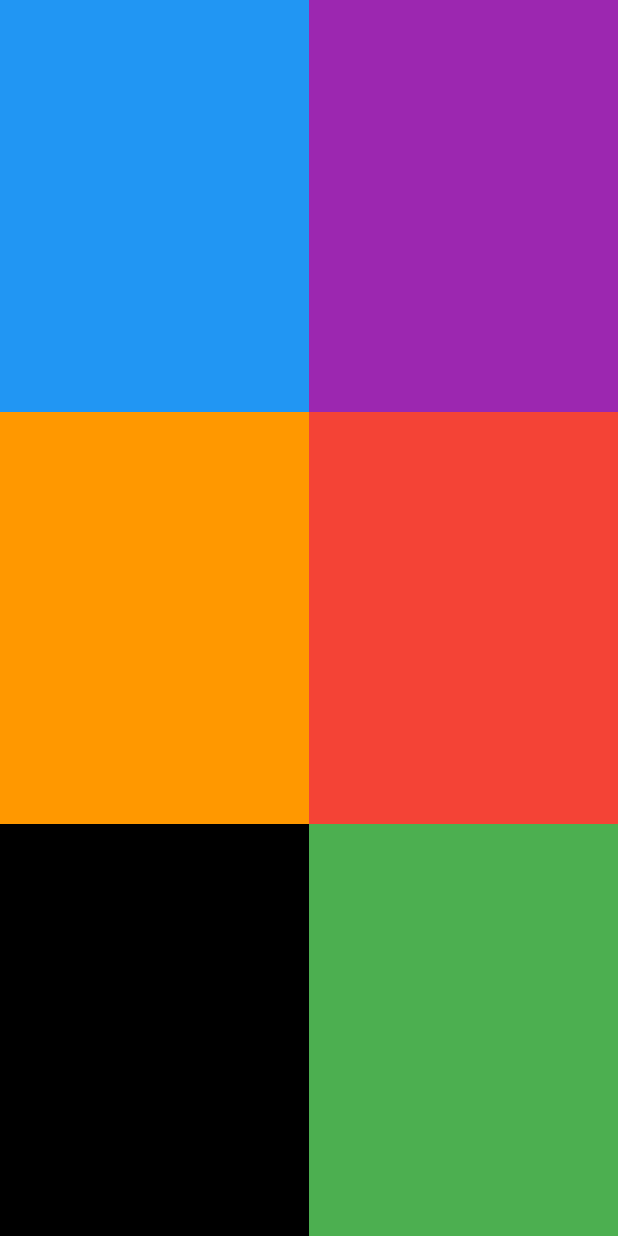
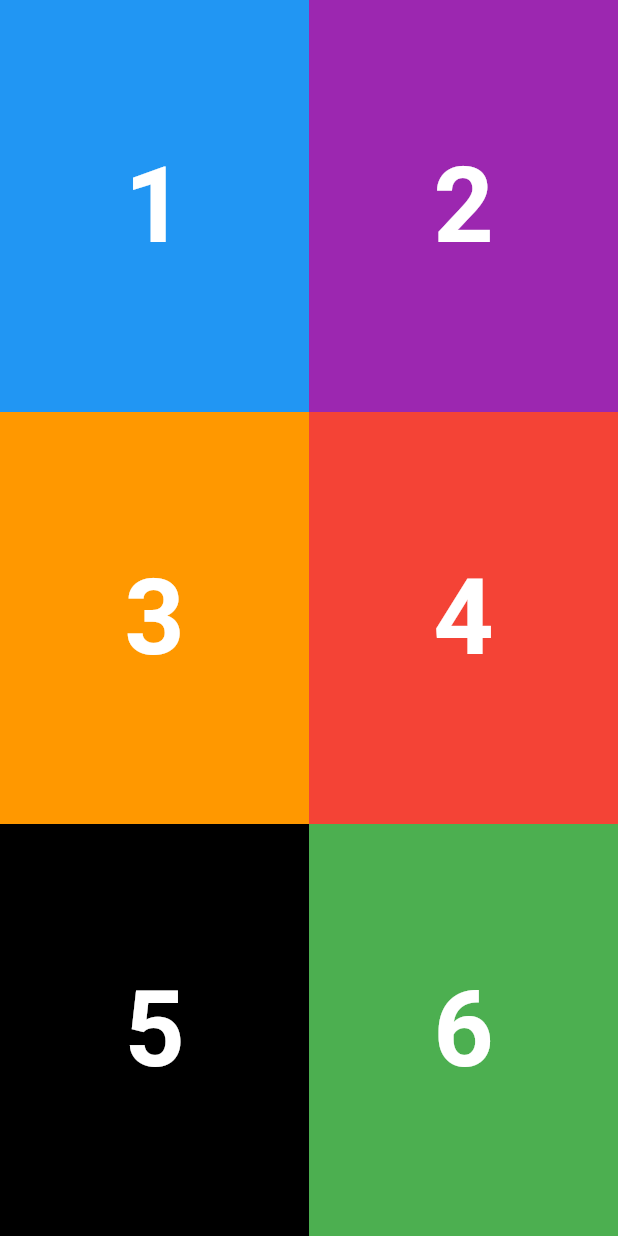
Before and after one commit to NkululekoMbhele/flutter-project-1-color-grid, a Flutter app: the screen it shows after launch, on a phone screen of 412 x 824 dp. Run offline on Flutter 3.47's test engine with Material 2 defaults, Android fonts, the phone set to English and light mode, and no system bars.

Commit message:
add numbers to each box

```diff
--- a/lib/main.dart
+++ b/lib/main.dart
@@ -23,12 +23,24 @@ class MyApp extends StatelessWidget {
                       child: Container(
                       color: Colors.blue,
                       width: 100,
+                      child: Center(
+                        child: Text(
+                          "1",
+                          style: const TextStyle(fontWeight: FontWeight.bold, fontSize: 70, color: Colors.white),
+                          )
+                      )
                       ), //Container
                     ),
                     Expanded(
                       child: Container(
                       color: Colors.purple,
                       width: 100,
+                      child: Center(
+                      child: Text(
+                        "2",
+                        style: const TextStyle(fontWeight: FontWeight.bold, fontSize: 70, color: Colors.white),
+                        )
+                      )
                       ), //Container
                     ),
                   ], //<Widget>[]
@@ -41,12 +53,24 @@ class MyApp extends StatelessWidget {
                       child: Container(
                       color: Colors.orange,
                       width: 100,
+                      child: Center(
+                        child: Text(
+                          "3",
+                          style: const TextStyle(fontWeight: FontWeight.bold, fontSize: 70, color: Colors.white),
+                        ),
+                      ),
                       ), //Container
                     ),
                     Expanded(
                       child: Container(
                       color: Colors.red,
                       width: 100,
+                      child: Center(
+                        child: Text(
+                          "4",
+                          style: const TextStyle(fontWeight: FontWeight.bold, fontSize: 70, color: Colors.white),
+                        ),
+                      ),
                       ), //Container
                     ),
                   ], //<Widget>[]
@@ -59,12 +83,24 @@ class MyApp extends StatelessWidget {
                       child: Container(
                       color: Colors.black,
                       width: 100,
+                        child: Center(
+                        child: Text(
+                          "5",
+                          style: const TextStyle(fontWeight: FontWeight.bold, fontSize: 70, color: Colors.white),
+                        ),
+                      ),
                       ), //Container
                     ),
                     Expanded(
                       child: Container(
                       color: Colors.green,
                       width: 100,
+                      child: Center(
+                        child: Text(
+                          "6",
+                          style: const TextStyle(fontWeight: FontWeight.bold, fontSize: 70, color: Colors.white),
+                        ),
+                      ),
                       ), //Container
                     ),
                   ], //<Widget>[]
```
